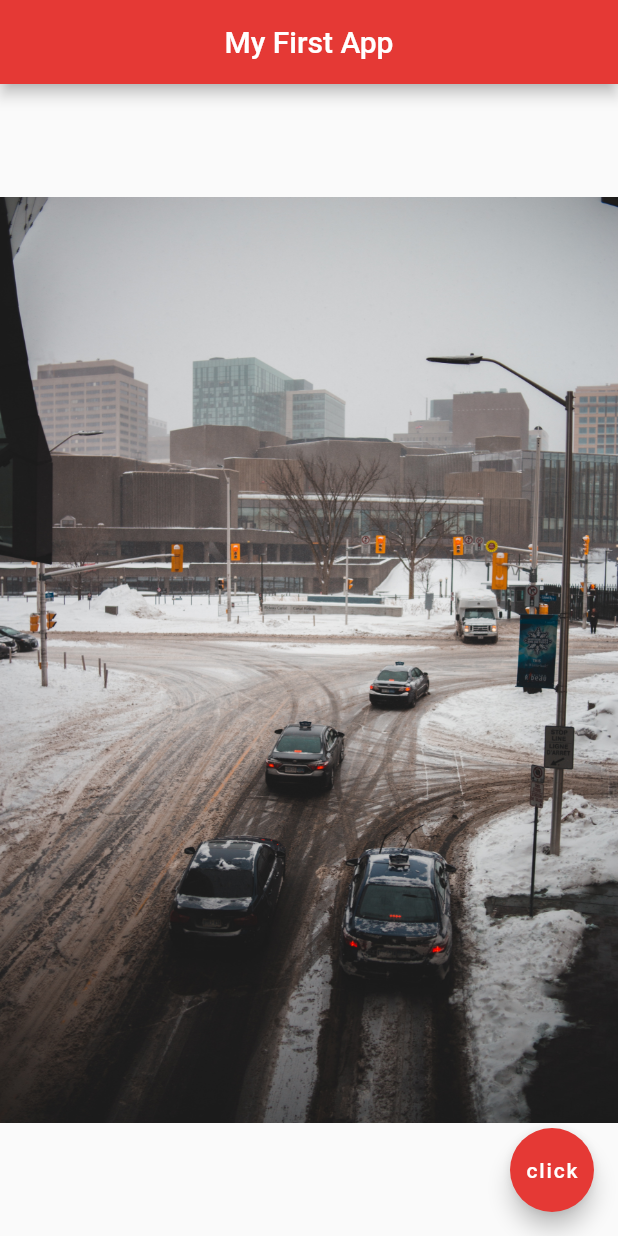
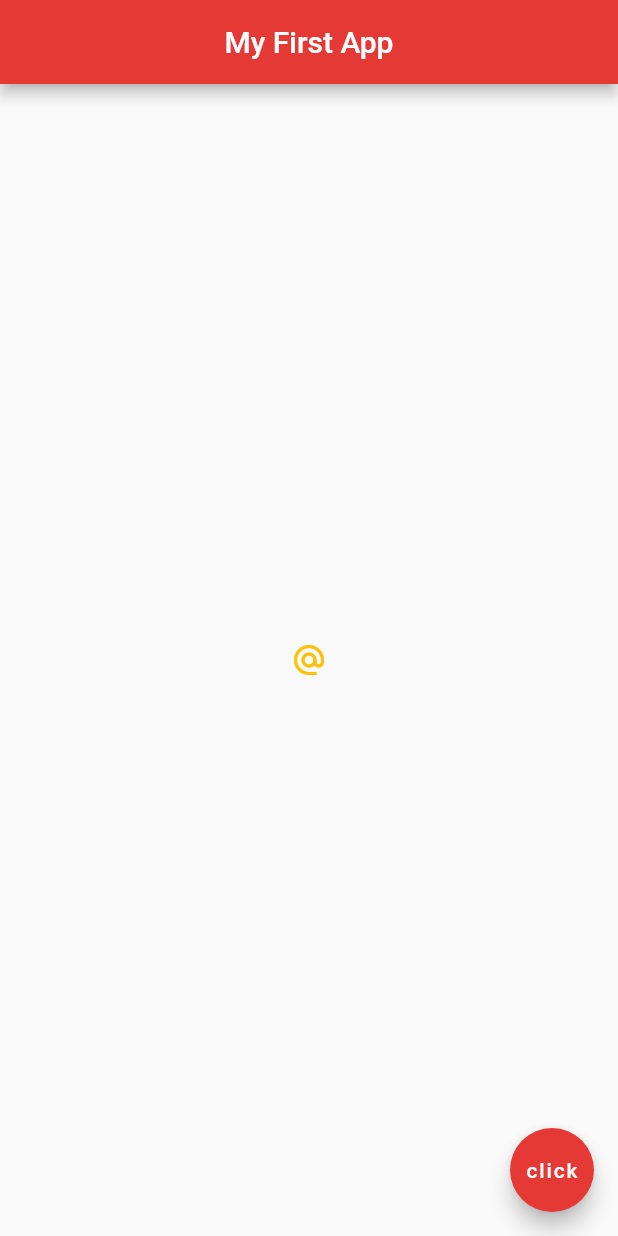
Before and after one commit to Williano/My-First-Flutter-App, a Flutter app: the screen it shows after launch, on a phone screen of 412 x 824 dp. Run offline on Flutter 3.47's test engine with Material 2 defaults, Android fonts, the phone set to English and light mode, and no system bars.

Commit message:
[NEW FEATURE] :sparkles: Add code for buttons and Icons

```diff
--- a/lib/main.dart
+++ b/lib/main.dart
@@ -18,7 +18,32 @@ class Home extends StatelessWidget {
 //           image: AssetImage("assets/images/snow.jpg"),
 ////          image: NetworkImage("https://images.unsplash.com/photo-1581115684447-383df67ff1ea?ixlib=rb-1.2.1&ixid=eyJhcHBfaWQiOjI2Njg5fQ&auto=format&fit=crop&w=934&q=80") ,
 //        )
-      child: Image.asset("assets/snow.jpg"),
+//      child: Image.asset("assets/snow.jpg"),
+//
+//      child: RaisedButton(
+//        onPressed: () {},
+//        child: Text(
+//          "Click Me"
+//        ),
+//        color: Colors.blue,
+//      ),
+//      child: FlatButton(
+//        onPressed: () {},
+//        child: Text(
+//          "Click"
+//        ),
+//        color: Colors.lightBlue,
+//      ),
+//      child: RaisedButton.icon(onPressed: () {}, icon: Icon(
+//        Icons.mail
+//      ), label: Text("Mail me"),
+//        color: Colors.amber,),
+
+      child: IconButton(
+        onPressed: () {},
+        icon: Icon(Icons.alternate_email),
+        color: Colors.amber,
+      ),
       ),
       floatingActionButton: FloatingActionButton(
         child: Text("click"),
```
